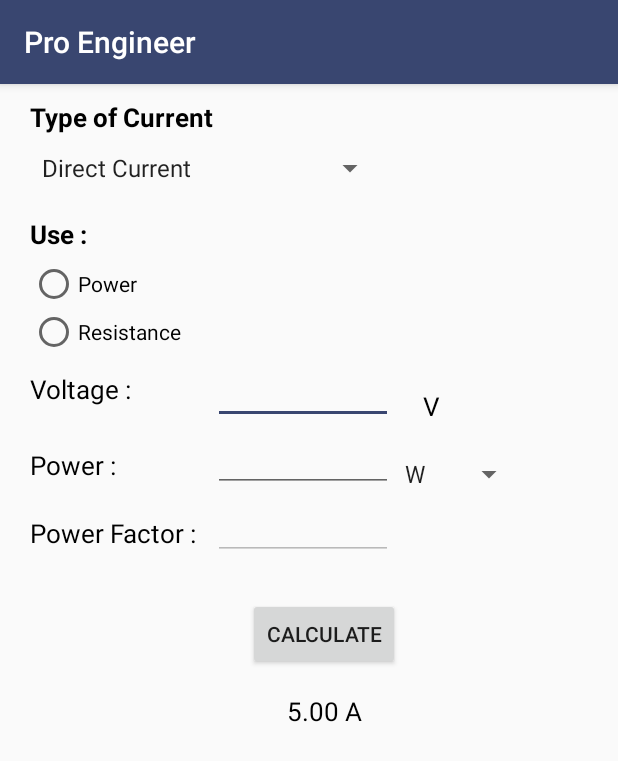
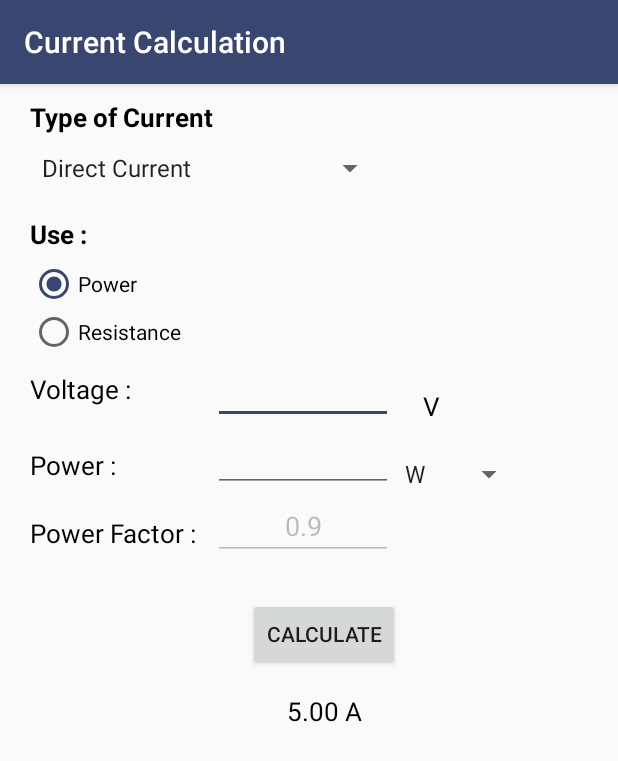
Before and after one commit to thomslab/PocketEngineer, an Android app: the CurrentCalculation screen opened directly, with no data from a screen before it, after a tap on "CALCULATE", on a phone screen of 412 x 824 dp. Shown: the top 761 px of the screen. Run offline under Robolectric (Android 15) with nearby library versions, the phone set to English and light mode, and no system bars; 3 statements that could not run were skipped.

Commit message:
berhasil 50% membuat fungsi aritmetik untuk current calculation 2

```diff
--- a/app/src/main/AndroidManifest.xml
+++ b/app/src/main/AndroidManifest.xml
@@ -27,7 +27,7 @@
             </intent-filter>
         </activity>
         <activity android:name=".CurrentCalculation"
-            android:label="@string/app_name">
+            android:label="Current Calculation">
             <intent-filter>
                 <action android:name="android.intent.action.MAIN"/>
             </intent-filter>
--- a/app/src/main/java/com/thomslab/proengineer/CurrentCalculation.java
+++ b/app/src/main/java/com/thomslab/proengineer/CurrentCalculation.java
@@ -56,6 +56,8 @@ public class CurrentCalculation extends AppCompatActivity{
 
 //saat load aplikasi secara default focus pada objek dibawah
        voltage.requestFocus();
+        radio_use.check(R.id.radiobutton_power_0);
+        power_factor.setText("0.9");
 
         //deteksi perubahan radio checked
        radio_use.setOnCheckedChangeListener(new RadioGroup.OnCheckedChangeListener() {
@@ -63,9 +65,22 @@ public class CurrentCalculation extends AppCompatActivity{
             public void onCheckedChanged(RadioGroup group, int checkedId) {
                 if (checkedId == R.id.radiobutton_power_0){
                     rd_selected = 0;
+                    spinner_unit_option.setVisibility(View.VISIBLE);
+                    power.setVisibility(View.VISIBLE);
+                    tv_power.setVisibility(View.VISIBLE);
+                    tv_resistance.setVisibility(View.GONE);
+                    resistance.setVisibility(View.GONE);
+                    tv_ohm_unit.setVisibility(View.GONE);
+
 
                 }if  (checkedId == R.id.radiobutton_resistance_0){
                     rd_selected = 1;
+                    spinner_unit_option.setVisibility(View.GONE);
+                    power.setVisibility(View.GONE);
+                    tv_power.setVisibility(View.GONE);
+                    tv_resistance.setVisibility(View.VISIBLE);
+                    resistance.setVisibility(View.VISIBLE);
+                    tv_ohm_unit.setVisibility(View.VISIBLE);
                 }
             }
         });
@@ -126,7 +141,8 @@ public class CurrentCalculation extends AppCompatActivity{
                     sum_current = num_power / num_voltage;
                     textview_result.setText(String.format("%.2f", sum_current)+" A");
 
-                }else {
+
+                }else if (rd_selected == 0 && sp_selected == 0 && sp_unit_selected == 1){
                     textview_result.setText("coba");
                 }
 
--- a/app/src/main/res/layout/currentcalculation.xml
+++ b/app/src/main/res/layout/currentcalculation.xml
@@ -62,7 +62,8 @@
         android:layout_width="120dp"
         android:layout_gravity="bottom"
         android:digits="0123456789"
-        android:inputType="number"/>
+        android:inputType="number"
+        android:textAlignment="center"/>
     <TextView
         android:layout_row="4"
         android:layout_column="2"
@@ -96,7 +97,8 @@
         android:layout_width="120dp"
         android:layout_gravity="bottom"
         android:digits="0123456789"
-        android:inputType="number"/>
+        android:inputType="number"
+        android:textAlignment="center"/>
     <EditText
         android:id="@+id/edittext_resistance_0"
         android:layout_row="5"
@@ -137,7 +139,8 @@
         android:layout_width="120dp"
         android:layout_gravity="bottom"
         android:digits="0123456789"
-        android:inputType="number"/>
+        android:inputType="number"
+        android:textAlignment="center"/>
     <Button
         android:id="@+id/calculate_current_button"
         android:layout_row="7"
```
